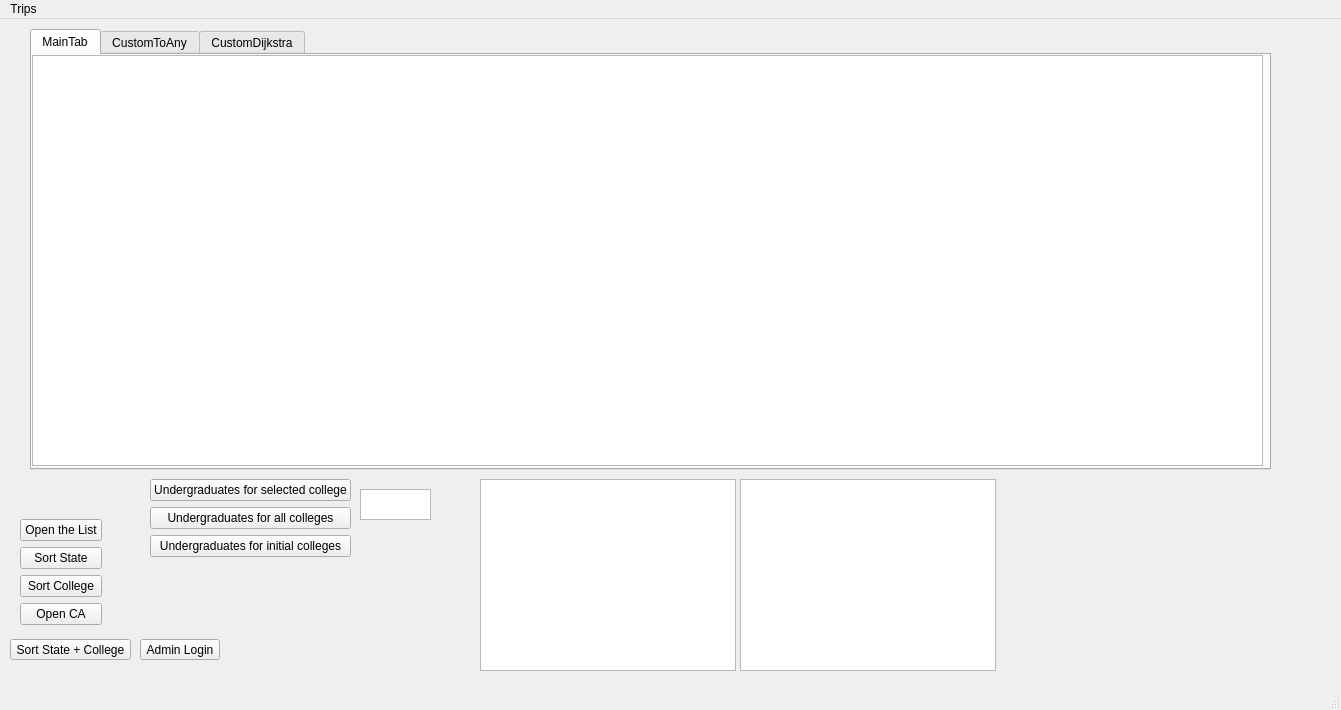
Above: CollegeTouring/mainwindow.ui from Savant-sys/College-Touring before the change. Below: the same form after it.
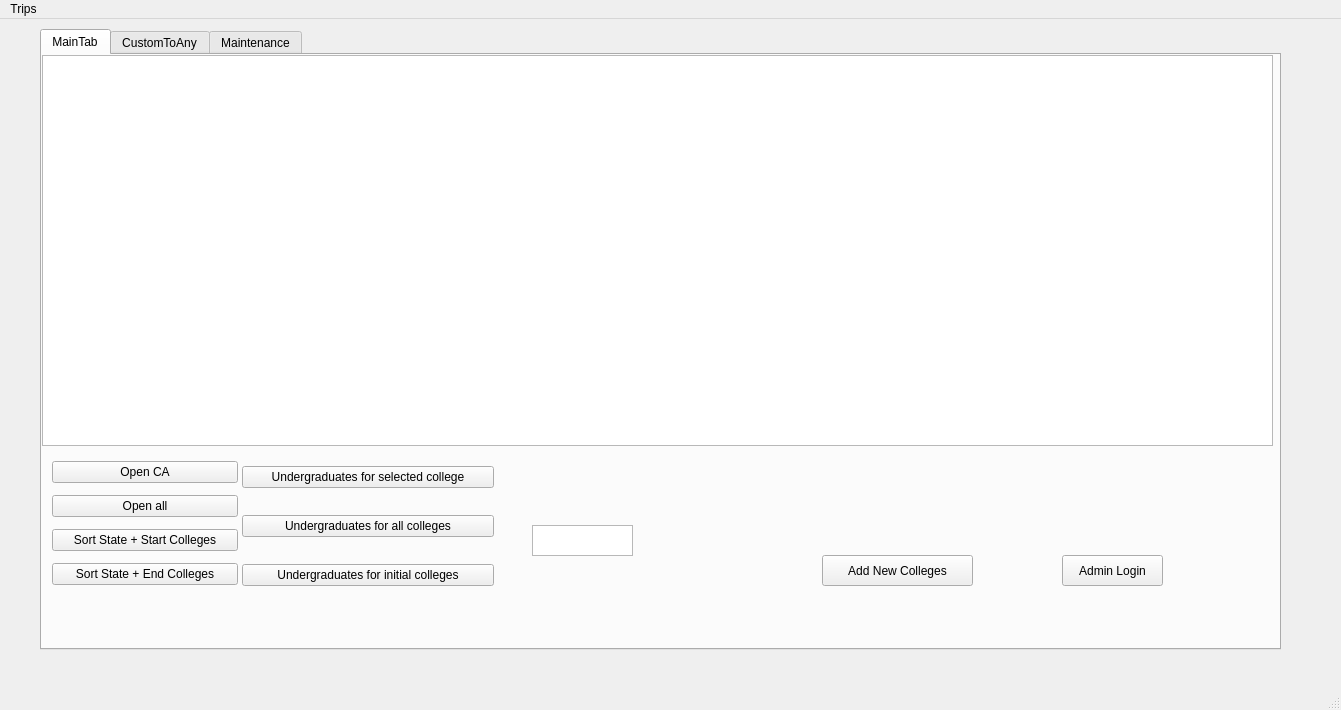
That is the form after the change. The open tabs and pages were chosen to show the change.

The edit to the form file:
```diff
--- a/CollegeTouring/mainwindow.ui
+++ b/CollegeTouring/mainwindow.ui
@@ -14,69 +14,23 @@
    <string>MainWindow</string>
   </property>
   <widget class="QWidget" name="centralwidget">
-   <widget class="QListWidget" name="customList">
-    <property name="geometry">
-     <rect>
-      <x>480</x>
-      <y>460</y>
-      <width>256</width>
-      <height>192</height>
-     </rect>
-    </property>
-   </widget>
-   <widget class="QListWidget" name="menuList">
-    <property name="geometry">
-     <rect>
-      <x>740</x>
-      <y>460</y>
-      <width>256</width>
-      <height>192</height>
-     </rect>
-    </property>
-   </widget>
-   <widget class="QPushButton" name="sortStateCollege">
-    <property name="geometry">
-     <rect>
-      <x>10</x>
-      <y>620</y>
-      <width>121</width>
-      <height>21</height>
-     </rect>
-    </property>
-    <property name="text">
-     <string>Sort State + College</string>
-    </property>
-   </widget>
-   <widget class="QPushButton" name="adminPop">
-    <property name="geometry">
-     <rect>
-      <x>140</x>
-      <y>620</y>
-      <width>80</width>
-      <height>21</height>
-     </rect>
-    </property>
-    <property name="text">
-     <string>Admin Login</string>
-    </property>
-   </widget>
    <widget class="QStackedWidget" name="stackedWidget">
     <property name="geometry">
      <rect>
       <x>10</x>
       <y>10</y>
       <width>1271</width>
-      <height>441</height>
+      <height>631</height>
      </rect>
     </property>
     <widget class="QWidget" name="page">
      <widget class="QTabWidget" name="tabWidget">
       <property name="geometry">
        <rect>
-        <x>20</x>
+        <x>30</x>
         <y>0</y>
         <width>1241</width>
-        <height>441</height>
+        <height>621</height>
        </rect>
       </property>
       <property name="currentIndex">
@@ -92,10 +46,125 @@
           <x>0</x>
           <y>0</y>
           <width>1231</width>
-          <height>411</height>
+          <height>391</height>
          </rect>
         </property>
        </widget>
+       <widget class="QWidget" name="layoutWidget">
+        <property name="geometry">
+         <rect>
+          <x>10</x>
+          <y>400</y>
+          <width>186</width>
+          <height>139</height>
+         </rect>
+        </property>
+        <layout class="QVBoxLayout" name="verticalLayout_2">
+         <item>
+          <widget class="QPushButton" name="openCA">
+           <property name="text">
+            <string>Open CA</string>
+           </property>
+          </widget>
+         </item>
+         <item>
+          <widget class="QPushButton" name="openAll">
+           <property name="text">
+            <string>Open all</string>
+           </property>
+          </widget>
+         </item>
+         <item>
+          <widget class="QPushButton" name="sortStateStart">
+           <property name="text">
+            <string>Sort State + Start Colleges</string>
+           </property>
+          </widget>
+         </item>
+         <item>
+          <widget class="QPushButton" name="sortStateEnd">
+           <property name="text">
+            <string>Sort State + End Colleges</string>
+           </property>
+          </widget>
+         </item>
+        </layout>
+       </widget>
+       <widget class="QWidget" name="layoutWidget">
+        <property name="geometry">
+         <rect>
+          <x>200</x>
+          <y>390</y>
+          <width>252</width>
+          <height>165</height>
+         </rect>
+        </property>
+        <layout class="QVBoxLayout" name="verticalLayout">
+         <item>
+          <widget class="QPushButton" name="UnderSelected">
+           <property name="text">
+            <string>Undergraduates for selected college</string>
+           </property>
+          </widget>
+         </item>
+         <item>
+          <widget class="QPushButton" name="UnderAll">
+           <property name="text">
+            <string>Undergraduates for all colleges</string>
+           </property>
+          </widget>
+         </item>
+         <item>
+          <widget class="QPushButton" name="UnderInitial">
+           <property name="text">
+            <string>Undergraduates for initial colleges</string>
+           </property>
+          </widget>
+         </item>
+        </layout>
+       </widget>
+       <widget class="QTextBrowser" name="textBrowser">
+        <property name="geometry">
+         <rect>
+          <x>490</x>
+          <y>470</y>
+          <width>101</width>
+          <height>31</height>
+         </rect>
+        </property>
+        <property name="verticalScrollBarPolicy">
+         <enum>Qt::ScrollBarAlwaysOff</enum>
+        </property>
+        <property name="horizontalScrollBarPolicy">
+         <enum>Qt::ScrollBarAlwaysOff</enum>
+        </property>
+       </widget>
+       <widget class="QPushButton" name="adminPop">
+        <property name="geometry">
+         <rect>
+          <x>1020</x>
+          <y>500</y>
+          <width>101</width>
+          <height>31</height>
+         </rect>
+        </property>
+        <property name="text">
+         <string>Admin Login</string>
+        </property>
+       </widget>
+       <widget class="QPushButton" name="pushButton_1">
+        <property name="geometry">
+         <rect>
+          <x>780</x>
+          <y>500</y>
+          <width>151</width>
+          <height>31</height>
+         </rect>
+        </property>
+        <property name="text">
+         <string>Add New Colleges</string>
+        </property>
+       </widget>
       </widget>
       <widget class="QWidget" name="tab_2">
        <attribute name="title">
@@ -219,7 +288,7 @@
       </widget>
       <widget class="QWidget" name="tab_3">
        <attribute name="title">
-        <string>CustomDijkstra</string>
+        <string>Maintenance</string>
        </attribute>
        <widget class="QPushButton" name="pushButton_3">
         <property name="geometry">
@@ -285,95 +354,6 @@
     </widget>
     <widget class="QWidget" name="page_2"/>
    </widget>
-   <widget class="QTextBrowser" name="textBrowser">
-    <property name="geometry">
-     <rect>
-      <x>360</x>
-      <y>470</y>
-      <width>71</width>
-      <height>31</height>
-     </rect>
-    </property>
-    <property name="verticalScrollBarPolicy">
-     <enum>Qt::ScrollBarAlwaysOff</enum>
-    </property>
-    <property name="horizontalScrollBarPolicy">
-     <enum>Qt::ScrollBarAlwaysOff</enum>
-    </property>
-   </widget>
-   <widget class="QWidget" name="layoutWidget">
-    <property name="geometry">
-     <rect>
-      <x>150</x>
-      <y>460</y>
-      <width>201</width>
-      <height>80</height>
-     </rect>
-    </property>
-    <layout class="QVBoxLayout" name="verticalLayout">
-     <item>
-      <widget class="QPushButton" name="UnderSelected">
-       <property name="text">
-        <string>Undergraduates for selected college</string>
-       </property>
-      </widget>
-     </item>
-     <item>
-      <widget class="QPushButton" name="UnderAll">
-       <property name="text">
-        <string>Undergraduates for all colleges</string>
-       </property>
-      </widget>
-     </item>
-     <item>
-      <widget class="QPushButton" name="UnderInitial">
-       <property name="text">
-        <string>Undergraduates for initial colleges</string>
-       </property>
-      </widget>
-     </item>
-    </layout>
-   </widget>
-   <widget class="QWidget" name="layoutWidget">
-    <property name="geometry">
-     <rect>
-      <x>20</x>
-      <y>500</y>
-      <width>82</width>
-      <height>108</height>
-     </rect>
-    </property>
-    <layout class="QVBoxLayout" name="verticalLayout_2">
-     <item>
-      <widget class="QPushButton" name="openTheList">
-       <property name="text">
-        <string>Open the List</string>
-       </property>
-      </widget>
-     </item>
-     <item>
-      <widget class="QPushButton" name="sortState">
-       <property name="text">
-        <string>Sort State</string>
-       </property>
-      </widget>
-     </item>
-     <item>
-      <widget class="QPushButton" name="sortCollege">
-       <property name="text">
-        <string>Sort College</string>
-       </property>
-      </widget>
-     </item>
-     <item>
-      <widget class="QPushButton" name="openCA">
-       <property name="text">
-        <string>Open CA</string>
-       </property>
-      </widget>
-     </item>
-    </layout>
-   </widget>
   </widget>
   <widget class="QMenuBar" name="menubar">
    <property name="geometry">
```
Left out of the diff: 97 changed lines with no effect on the pictures.
